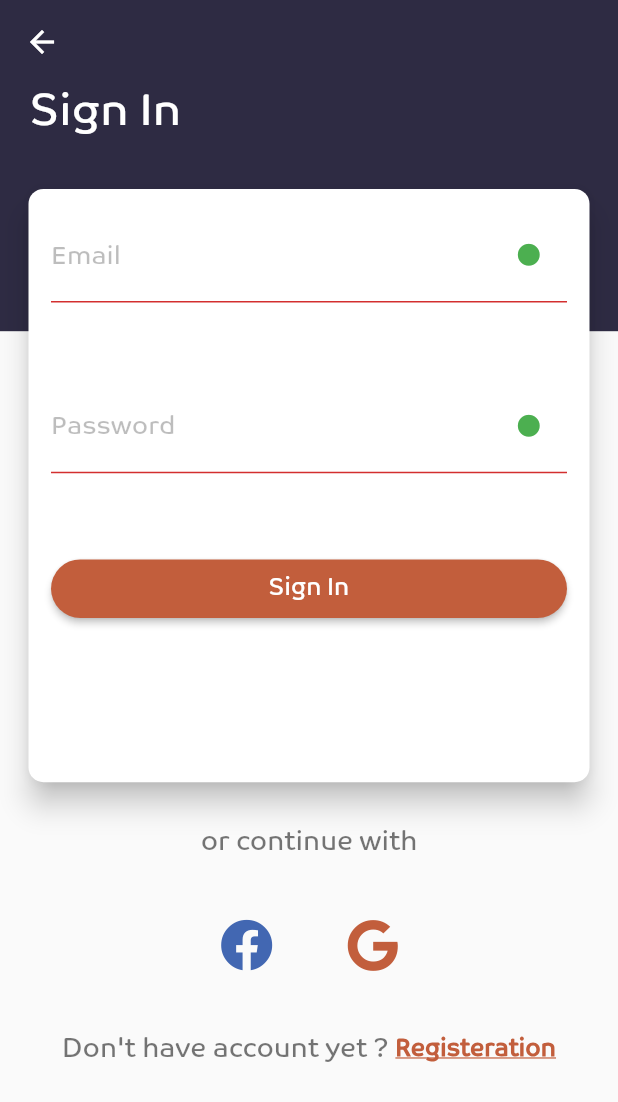
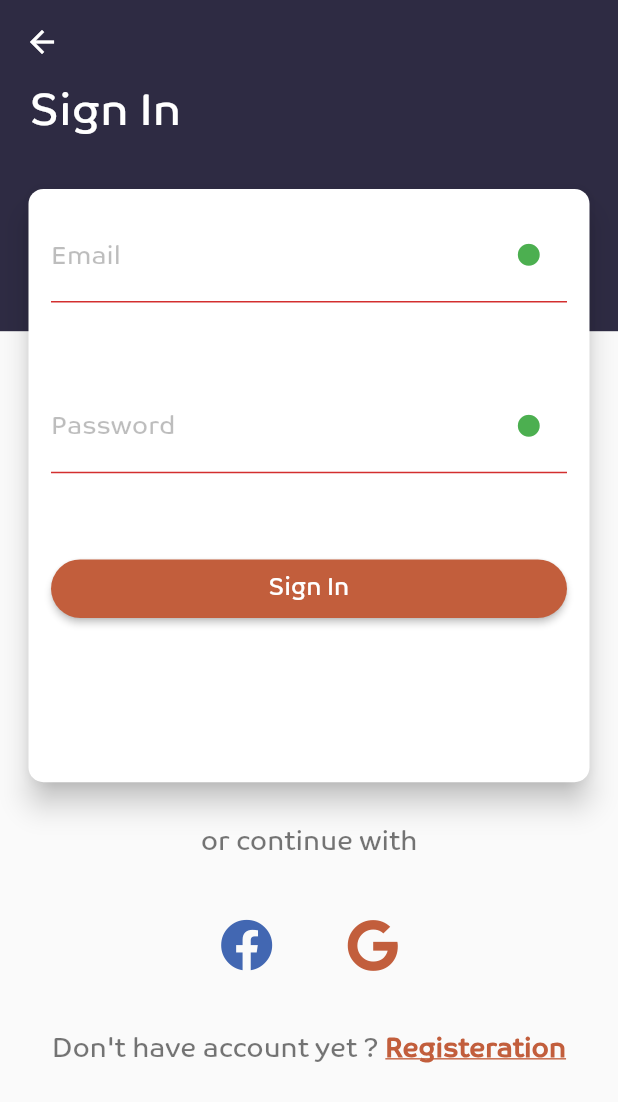
Before and after one commit to AmrEzz0111/petcare, a Flutter app: the Registeraion screen opened directly, after a tap on "Sign In", on a phone screen of 412 x 824 dp. Shown: the top 1102 px of the screen. Run offline on Flutter 3.47's test engine with Material 2 defaults, Android fonts, the phone set to English and light mode, and no system bars; our stand-ins replace auto_size_text, firebase_auth, firebase_core, firebase_database, firebase_storage, flutter_datetime_picker and 6 more; missing offline and left inert: intro_views_flutter; accounts and stored records are empty; project files that could hold a hidden picture were left out.

Commit message:
all users signup2

```diff
--- a/lib/ui/authentication/registeration-doctors.dart
+++ b/lib/ui/authentication/registeration-doctors.dart
@@ -366,7 +366,7 @@ class _RegisteraionDoctorState extends State<RegisteraionDoctor> {
                         ),
                       ),
                       Container(
-                        height: 70,
+                        height: 100,
                         width: MediaQuery.of(context).size.width,
                         child: ListView.builder(
                           scrollDirection: Axis.horizontal,
--- a/lib/ui/authentication/registeration.dart
+++ b/lib/ui/authentication/registeration.dart
@@ -86,7 +86,7 @@ class _RegisteraionState extends State<Registeraion> {
                                     fontSize: 14,
                                     color: Colors.black54,
                                     fontFamily: 'Co'),
-                                 hintText: 'Enter Your Full Name',
+                                //hintText: 'Enter Your Full Name',
                                 labelText: 'Full Name',
                                 labelStyle: TextStyle(
                                     fontWeight: FontWeight.w500,
--- a/lib/ui/authentication/sign_in_screen.dart
+++ b/lib/ui/authentication/sign_in_screen.dart
@@ -212,8 +212,9 @@ class _SignInState extends State<SignIn> {
                         SizedBox(
                           height: MediaQuery.of(context).size.height * .05,
                         ),
-                        Row(
-                          mainAxisAlignment: MainAxisAlignment.center,
+                        Expanded(
+                            child: Wrap(
+                          alignment: WrapAlignment.center,
                           children: [
                             Text(
                               "Don't have account yet ? ",
@@ -230,7 +231,6 @@ class _SignInState extends State<SignIn> {
                               child: Text(
                                 "Registeration",
                                 style: TextStyle(
-                                    fontSize: 16,
                                     color: AppTheme.appDark,
                                     fontFamily: 'Co',
                                     fontWeight: FontWeight.bold,
@@ -238,7 +238,7 @@ class _SignInState extends State<SignIn> {
                               ),
                             )
                           ],
-                        )
+                        )),
                       ],
                     )),
               ),
```
Also changed, not shown: lib/models/doctor_model.dart (+40 -4 lines).
